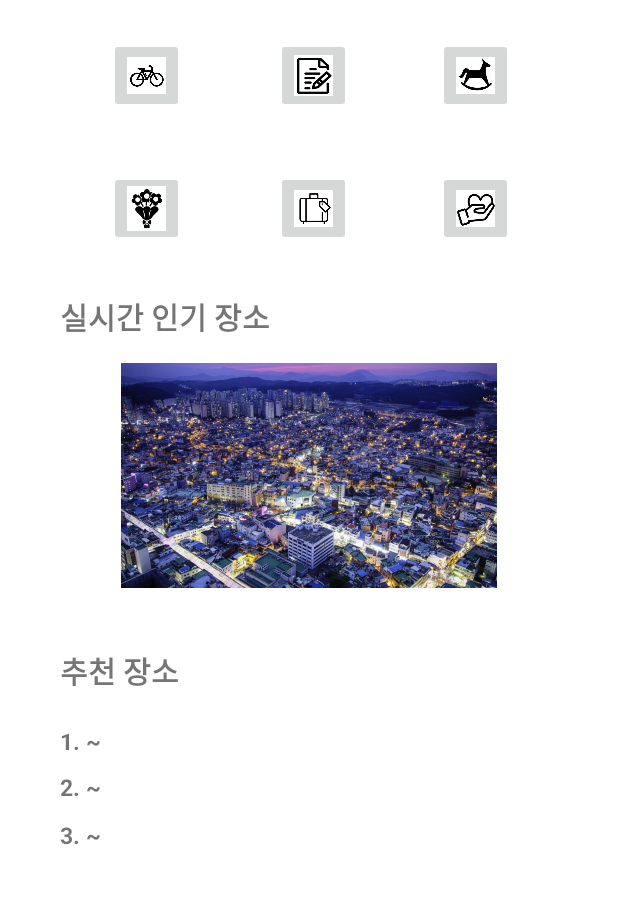
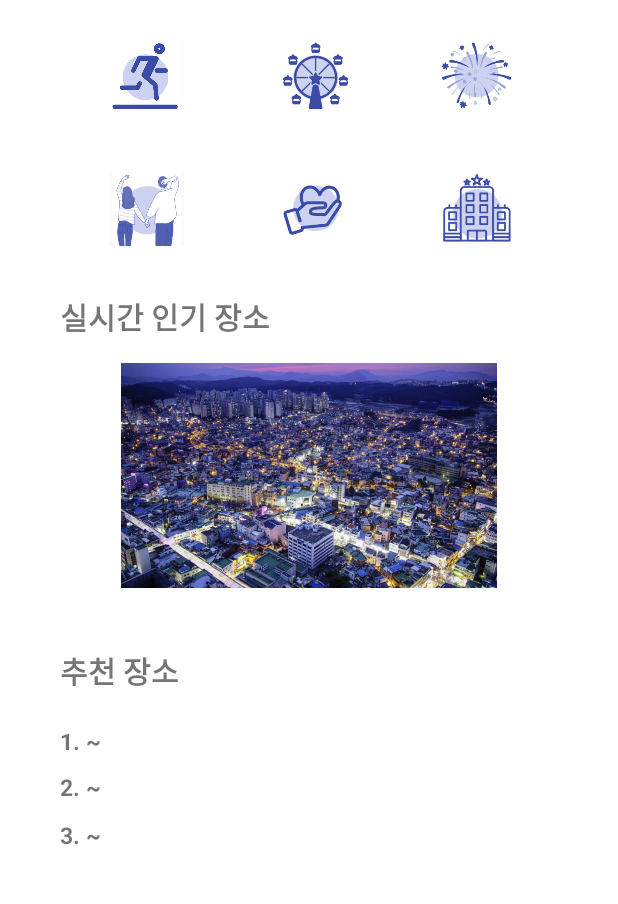
Before and after one commit to stappy2022/mainhome, an Android app: the screen it shows after launch (MainActivity), on a phone screen of 412 x 824 dp, the part 159-1063 px from its top. Run offline under Robolectric (Android 15) with nearby library versions, the phone set to English and light mode, and no system bars.

Commit message:
메인홈화면...

```diff
--- a/app/src/main/res/layout/activity_main.xml
+++ b/app/src/main/res/layout/activity_main.xml
@@ -51,6 +51,7 @@
         android:layout_marginEnd="70dp"
         android:layout_marginBottom="50dp"
         android:adjustViewBounds="true"
+        android:background="#FFFFFF"
         android:scaleType="fitCenter"
         app:layout_constraintBottom_toTopOf="@+id/vp"
         app:layout_constraintEnd_toEndOf="parent"
@@ -66,6 +67,7 @@
         android:layout_marginEnd="70dp"
         android:layout_marginBottom="60dp"
         android:adjustViewBounds="true"
+        android:background="#FFFFFF"
         android:scaleType="fitCenter"
         app:layout_constraintBottom_toBottomOf="@+id/imageButton7"
         app:layout_constraintEnd_toEndOf="parent"
@@ -83,6 +85,7 @@
         android:layout_marginEnd="55dp"
         android:layout_marginBottom="50dp"
         android:adjustViewBounds="true"
+        android:background="#FFFFFF"
         android:scaleType="fitCenter"
         app:layout_constraintBottom_toTopOf="@+id/vp"
         app:layout_constraintEnd_toStartOf="@+id/imageButton7"
@@ -100,6 +103,7 @@
         android:layout_marginTop="75dp"
         android:layout_marginEnd="55dp"
         android:adjustViewBounds="true"
+        android:background="#FFFFFF"
         android:scaleType="fitCenter"
         app:layout_constraintEnd_toStartOf="@+id/imageButton6"
         app:layout_constraintHorizontal_bias="0.666"
@@ -114,8 +118,9 @@
         android:layout_height="50dp"
         android:layout_marginStart="70dp"
         android:layout_marginTop="75dp"
-        android:layout_marginBottom="10dp"
         android:adjustViewBounds="true"
+        android:background="#E3D2E6"
+        android:backgroundTint="#FFFCFC"
         android:scaleType="fitCenter"
         app:layout_constraintEnd_toEndOf="@+id/imageButton6"
         app:layout_constraintHorizontal_bias="0.013"
@@ -132,6 +137,8 @@
         android:layout_marginTop="10dp"
         android:layout_marginBottom="50dp"
         android:adjustViewBounds="true"
+        android:background="#FFFFFF"
+        android:backgroundTint="#FAFAFA"
         android:scaleType="fitCenter"
         app:layout_constraintBottom_toTopOf="@+id/vp"
         app:layout_constraintEnd_toEndOf="@+id/imageButton7"
```
Also changed, not shown: app/src/main/res/drawable-v24/b4.png (added), app/src/main/res/drawable/b4.png (deleted), app/src/main/res/drawable/b5.png, app/src/main/res/drawable/b6.png, app/src/main/res/drawable/b7.png, app/src/main/res/drawable/b8.png, app/src/main/res/drawable/b9.png.
